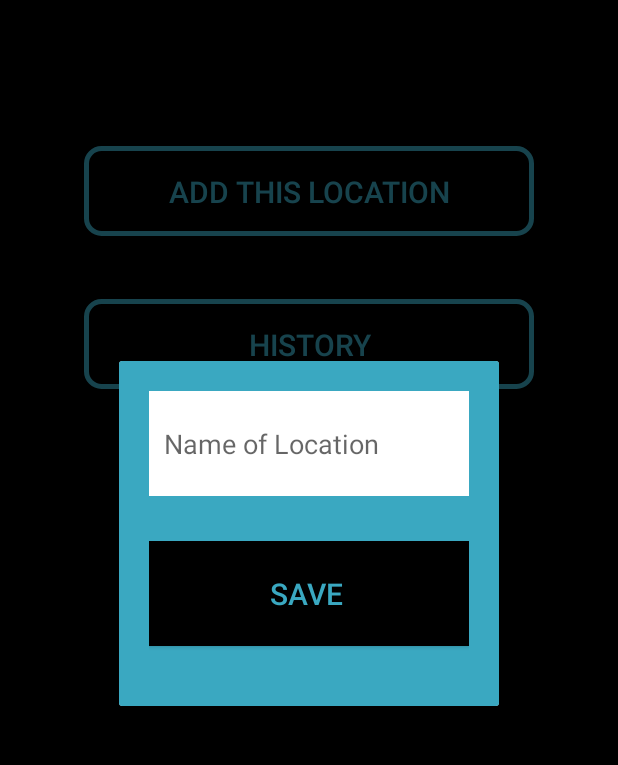
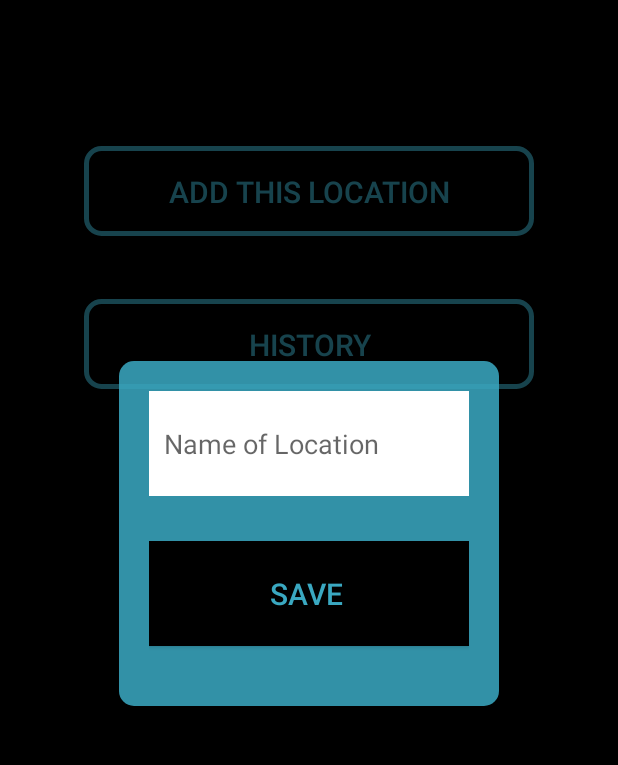
Before and after one commit to Roberto4958/FinderAndroid, an Android app: the User screen opened directly, with no data from a screen before it, after a tap on "ADD THIS LOCATION", on a phone screen of 412 x 824 dp, the part 84-849 px from its top. Run offline under Robolectric (Android 15) with nearby library versions, the phone set to English and light mode, and no system bars.

Commit message:
July07: Changed the design of both the diolog and  list, and modified the life cycles

```diff
--- a/app/src/main/java/com/example/roberto/thefinderandroid/CreateAccount.java
+++ b/app/src/main/java/com/example/roberto/thefinderandroid/CreateAccount.java
@@ -3,7 +3,6 @@ package com.example.roberto.thefinderandroid;
 import android.content.pm.ActivityInfo;
 import android.support.v7.app.AppCompatActivity;
 import android.os.Bundle;
-
 import android.content.Context;
 import android.content.Intent;
 import android.content.SharedPreferences;
@@ -27,7 +26,6 @@ public class CreateAccount extends AppCompatActivity implements View.OnClickList
         pass = (EditText) findViewById(R.id.password);
         firstName = (EditText) findViewById(R.id.firstName);
         lastName = (EditText) findViewById(R.id.lastName);
-
         signUp = (Button) findViewById(R.id.signUp);
         signUp.setOnClickListener(this);
     }
@@ -42,6 +40,7 @@ public class CreateAccount extends AppCompatActivity implements View.OnClickList
 
             sharedpreferences = getSharedPreferences("User", Context.MODE_PRIVATE);
             SharedPreferences.Editor editor = sharedpreferences.edit();
+
             editor.putString("UserName", userName);
             editor.putString("Paassword", password);
             editor.putString("FirstName", FName);
--- a/app/src/main/java/com/example/roberto/thefinderandroid/CustomDiologes/StoreLocationDiologe.java
+++ b/app/src/main/java/com/example/roberto/thefinderandroid/CustomDiologes/StoreLocationDiologe.java
@@ -7,6 +7,7 @@ import android.app.Activity;
 import android.app.DialogFragment;
 import android.app.FragmentManager;
 import android.content.Context;
+import android.graphics.drawable.ColorDrawable;
 import android.os.Bundle;
 import android.support.annotation.Nullable;
 import android.view.LayoutInflater;
@@ -36,6 +37,7 @@ public class StoreLocationDiologe extends DialogFragment implements View.OnClick
 
         View view = inflater.inflate(R.layout.add_location_diolog, null);
         getDialog().getWindow().requestFeature(Window.FEATURE_NO_TITLE);
+        getDialog().getWindow().setBackgroundDrawable(new ColorDrawable(android.graphics.Color.TRANSPARENT));
         save = (Button) view.findViewById(R.id.save);
         save.setOnClickListener((View.OnClickListener) this);
         place = (EditText) view.findViewById(R.id.locationName);
--- a/app/src/main/java/com/example/roberto/thefinderandroid/MapsActivity.java
+++ b/app/src/main/java/com/example/roberto/thefinderandroid/MapsActivity.java
@@ -38,15 +38,16 @@ public class MapsActivity extends FragmentActivity implements OnMapReadyCallback
     @Override
     public void onMapReady(GoogleMap googleMap) {
         long b = 0;
-        final SharedPreferences prefs = getSharedPreferences("TheirLocation", Context.MODE_PRIVATE);
+        final SharedPreferences prefs = getSharedPreferences("Location", Context.MODE_PRIVATE);
         double lat = Double.longBitsToDouble(prefs.getLong("latitude", b));
         double lon = Double.longBitsToDouble(prefs.getLong("logitude", b));
+        String tittle = prefs.getString("place", null);
         final LatLng location = new LatLng(lat,lon);
 
         mMap = googleMap;
         mMap.moveCamera(CameraUpdateFactory.zoomTo(15));
         mMap.setMapType(GoogleMap.MAP_TYPE_NORMAL);
-        mMap.addMarker(new MarkerOptions().position(location));
+        mMap.addMarker(new MarkerOptions().position(location).title(tittle));
         mMap.moveCamera(CameraUpdateFactory.newLatLng(location));
     }
 }
--- /dev/null
+++ b/app/src/main/res/drawable/rounded_diolog.xml
@@ -0,0 +1,10 @@
+<?xml version="1.0" encoding="utf-8"?>
+<shape xmlns:android="http://schemas.android.com/apk/res/android">
+    <solid android:color="#dd3aa8c1" />
+    <padding
+        android:left="1dp"
+        android:right="1dp"
+        android:top="1dp" />
+
+    <corners android:radius="10dp" />
+</shape>
--- a/app/src/main/res/layout/activity_history.xml
+++ b/app/src/main/res/layout/activity_history.xml
@@ -16,5 +16,8 @@
         android:layout_centerVertical="true"
         android:layout_alignParentLeft="true"
         android:layout_alignParentStart="false"
-        android:layout_alignParentTop="true" />
+        android:layout_alignParentTop="true"
+        android:dividerHeight="4px"
+        android:divider="#3aa8c1"
+        />
 </RelativeLayout>
--- a/app/src/main/res/layout/add_location_diolog.xml
+++ b/app/src/main/res/layout/add_location_diolog.xml
@@ -2,7 +2,7 @@
 <LinearLayout xmlns:android="http://schemas.android.com/apk/res/android"
     android:layout_width="500dp"
     android:layout_height="200dp"
-    android:background="#3aa8c1"
+    android:background="@drawable/rounded_diolog"
     android:orientation="vertical"
     android:padding="20dp"
     android:baselineAligned="false">
```
Also changed, not shown: app/src/main/java/com/example/roberto/thefinderandroid/CustomDiologes/HistoryDialog.java (+16 -8 lines), app/src/main/java/com/example/roberto/thefinderandroid/History.java (+16 -5 lines), app/src/main/java/com/example/roberto/thefinderandroid/MainActivity.java (+23 -2 lines), app/src/main/java/com/example/roberto/thefinderandroid/User.java (+36 -32 lines), app/src/main/res/layout/history_diolog.xml (+4 -3 lines), 3 other files.
